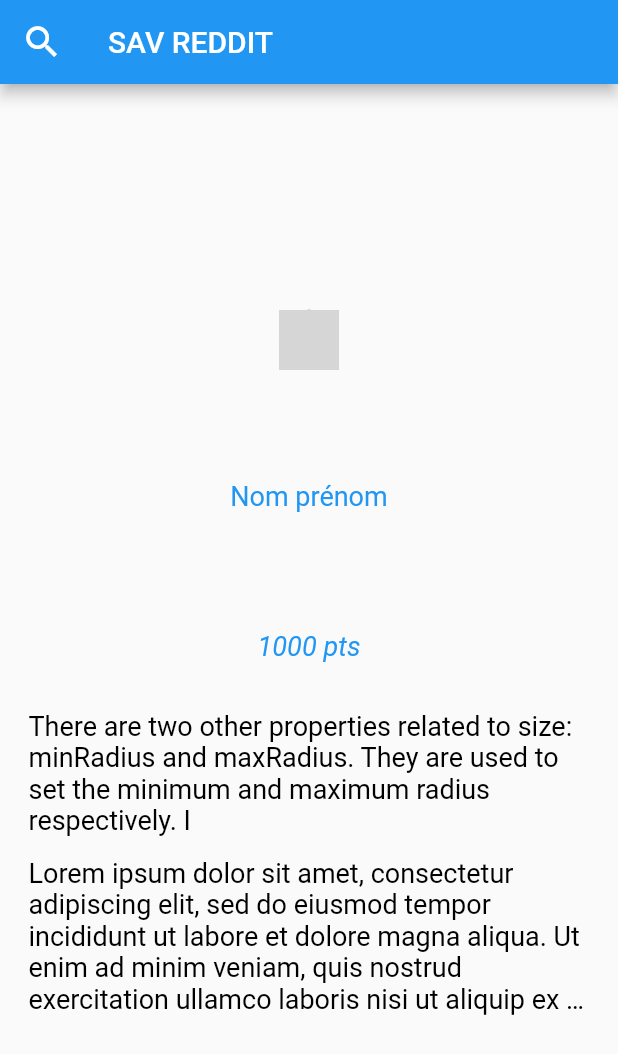
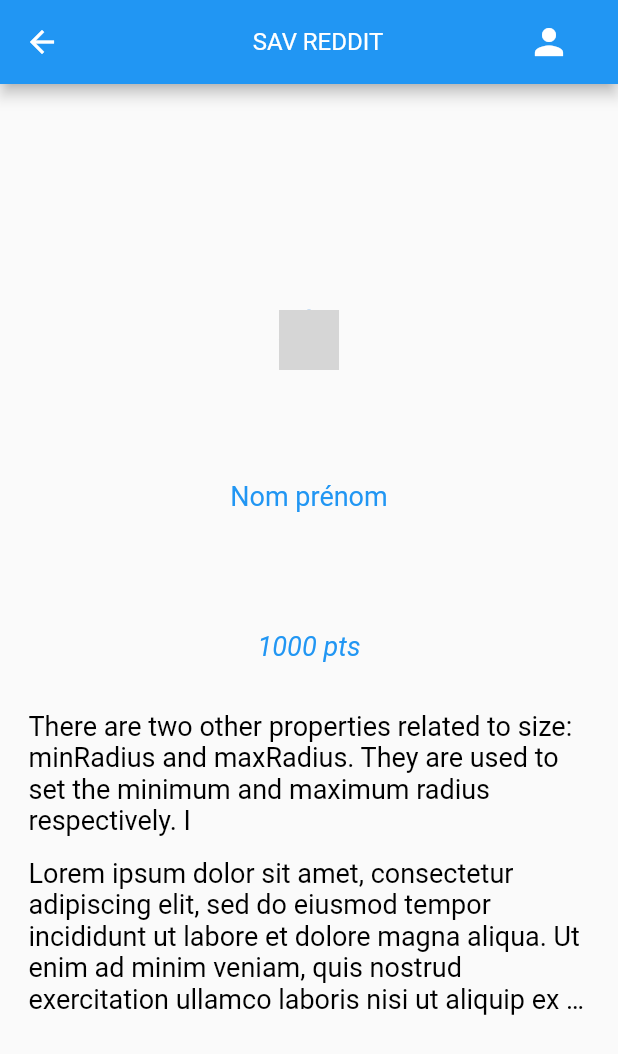
Before and after one commit to PatateHunter/SAV_reddit, a Flutter app: the Profile screen opened directly, on a phone screen of 412 x 824 dp. Shown: the top 1054 px of the screen. Run offline on Flutter 3.47's test engine with Material 2 defaults, Android fonts, the phone set to English and light mode, and no system bars; our stand-ins replace video_player; network calls fail; grey boxes are pictures that could not be loaded.

Commit message:
improve AppBar

```diff
--- a/mobile/lib/Profile.dart
+++ b/mobile/lib/Profile.dart
@@ -14,15 +14,27 @@ class _ProfileState extends State<Profile> {
   Widget build(BuildContext context) {
     return Scaffold(
       appBar: AppBar(
-        leading: GestureDetector(
-          onTap: (() => print("clicked")),
-          child: Icon(
-            Icons.search,
-            color: Colors.white,
-            size: 28,
+        title: ListTile(
+          trailing: GestureDetector(
+            onTap: (() => Navigator.push(
+                  context,
+                  MaterialPageRoute(builder: (context) => const Profile()),
+                )),
+            child: Icon(
+              Icons.person,
+              color: Colors.white,
+              size: 28,
+            ),
+          ),
+          title: Center(
+            child: const Text(
+              'SAV REDDIT',
+              style: TextStyle(
+                color: Colors.white,
+              ),
+            ),
           ),
         ),
-        title: const Text('SAV REDDIT'),
       ),
       body: Center(
         child: Container(
```
Also changed, not shown: mobile/lib/Search.dart (+12 -3 lines), mobile/lib/components/post_list.dart (+53 -7 lines).
